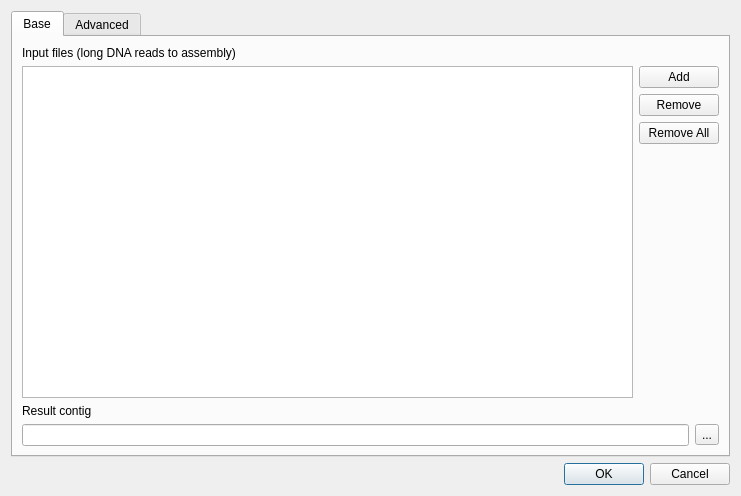
The window that src/plugins/external_tool_support/src/ui/CAP3SupportDialog.ui (violethaze74/ugene) describes before a commit, drawn with Qt 5.
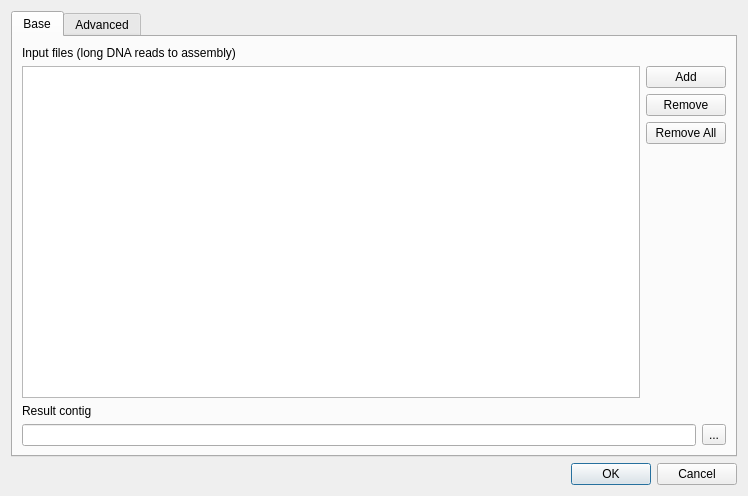
The same window after the commit.

Commit message: UGENE-5146: 'Contig Assembly with CAP3' dialog layout fix

```diff
--- a/src/plugins/external_tool_support/src/ui/CAP3SupportDialog.ui
+++ b/src/plugins/external_tool_support/src/ui/CAP3SupportDialog.ui
@@ -6,20 +6,17 @@
    <rect>
     <x>0</x>
     <y>0</y>
-    <width>741</width>
+    <width>748</width>
     <height>496</height>
    </rect>
   </property>
-  <property name="minimumSize">
-   <size>
-    <width>741</width>
-    <height>496</height>
-   </size>
-  </property>
   <property name="windowTitle">
    <string>Contig Assembly with CAP3</string>
   </property>
   <layout class="QGridLayout" name="gridLayout_6">
+   <property name="sizeConstraint">
+    <enum>QLayout::SetMinAndMaxSize</enum>
+   </property>
    <item row="0" column="0" colspan="2">
     <widget class="QTabWidget" name="tabWidget">
      <property name="currentIndex">
```
